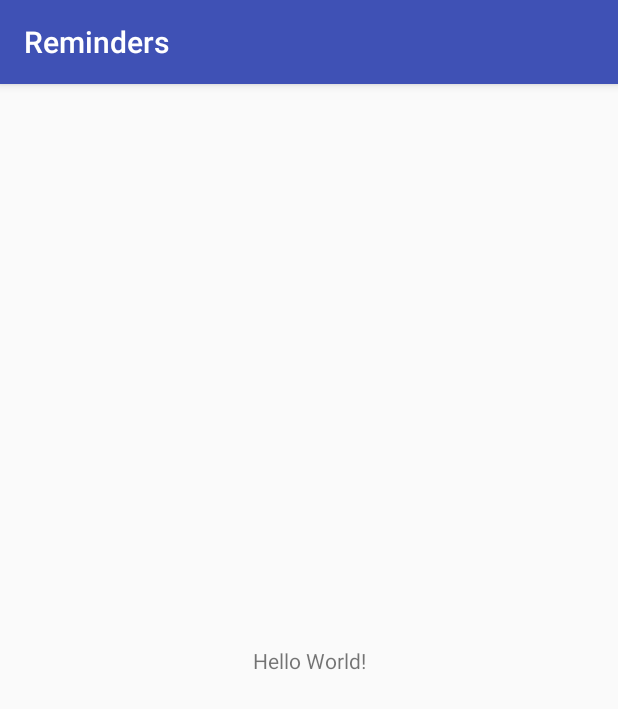
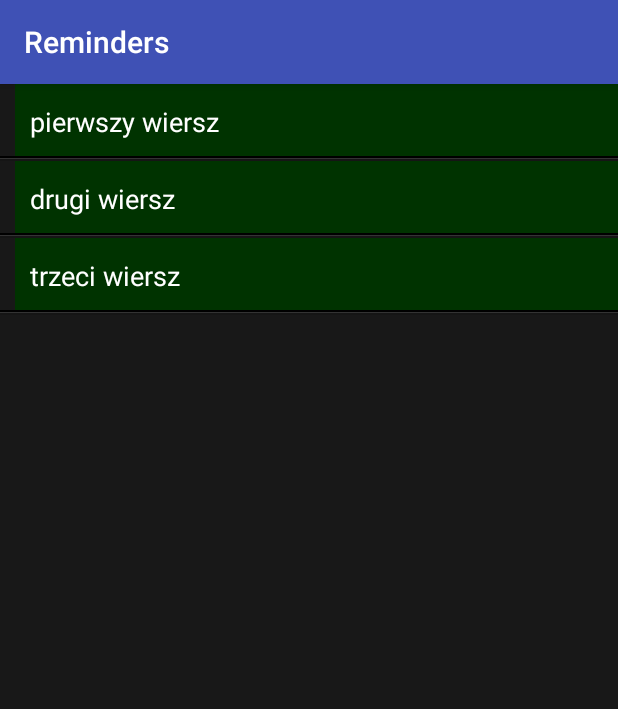
Before and after one commit to MartaPiatek/Reminders, an Android app: the screen it shows after launch (RemindersActivity), on a phone screen of 412 x 824 dp. Shown: the top 709 px of the screen. Run offline under Robolectric (Android 15) with nearby library versions, the phone set to English and light mode, and no system bars.

Commit message:
Dodanie ListView z własnymi kolorami + dodanie .travis.yml

```diff
--- a/app/build.gradle
+++ b/app/build.gradle
@@ -25,6 +25,5 @@ dependencies {
         exclude group: 'com.android.support', module: 'support-annotations'
     })
     compile 'com.android.support:appcompat-v7:26.+'
-    compile 'com.android.support.constraint:constraint-layout:1.0.2'
     testCompile 'junit:junit:4.12'
 }
--- a/app/src/main/java/pl/martapiatek/reminders/RemindersActivity.java
+++ b/app/src/main/java/pl/martapiatek/reminders/RemindersActivity.java
@@ -2,12 +2,31 @@ package pl.martapiatek.reminders;
 
 import android.support.v7.app.AppCompatActivity;
 import android.os.Bundle;
+import android.widget.ArrayAdapter;
+import android.widget.ListView;
 
 public class RemindersActivity extends AppCompatActivity {
+
+    private ListView mListView;
 
     @Override
     protected void onCreate(Bundle savedInstanceState) {
         super.onCreate(savedInstanceState);
         setContentView(R.layout.activity_reminders);
+        mListView = (ListView) findViewById(R.id.reminders_list_view);
+        // Obiekt arratAdapter jest w tym systemie MVC kontrolerem
+
+        ArrayAdapter<String> arrayAdapter = new ArrayAdapter<String>(
+                //kontekst
+                this,
+                //układ graficzny (widok)
+                R.layout.reminders_row,
+                //wiersz (widok)
+                R.id.row_text,
+                //dane (model) z testowymi danymi przekazywanymi do listView
+                new String[]{"pierwszy wiersz", "drugi wiersz", "trzeci wiersz"}
+        );
+        mListView.setAdapter(arrayAdapter);
+
     }
 }
--- a/app/src/main/res/layout/activity_reminders.xml
+++ b/app/src/main/res/layout/activity_reminders.xml
@@ -1,19 +1,18 @@
-<?xml version="1.0" encoding="utf-8"?>
-<android.support.constraint.ConstraintLayout
-    xmlns:android="http://schemas.android.com/apk/res/android"
-    xmlns:app="http://schemas.android.com/apk/res-auto"
-    xmlns:tools="http://schemas.android.com/tools"
-    android:layout_width="match_parent"
-    android:layout_height="match_parent"
-    tools:context="pl.martapiatek.reminders.RemindersActivity">
+<RelativeLayout xmlns:android="http://schemas.android.com/apk/res/android"
+                xmlns:tools="http://schemas.android.com/tools"
+                android:layout_width="match_parent"
+                android:layout_height="match_parent"
+                android:background="@color/dark_grey"
+                tools:context=".RemindersActivity">
 
-    <TextView
-        android:layout_width="wrap_content"
-        android:layout_height="wrap_content"
-        android:text="Hello World!"
-        app:layout_constraintBottom_toBottomOf="parent"
-        app:layout_constraintLeft_toLeftOf="parent"
-        app:layout_constraintRight_toRightOf="parent"
-        app:layout_constraintTop_toTopOf="parent"/>
-
-</android.support.constraint.ConstraintLayout>
+    <ListView
+        android:layout_width="match_parent"
+        android:layout_height="match_parent"
+        android:id="@+id/reminders_list_view"
+        android:layout_alignParentTop="true"
+        android:layout_alignParentLeft="true"
+        android:layout_alignParentStart="true"
+        android:layout_alignParentEnd="false"
+        tools:listitem="@layout/reminders_row"
+        />
+</RelativeLayout>
--- /dev/null
+++ b/app/src/main/res/layout/reminders_row.xml
@@ -0,0 +1,49 @@
+<?xml version="1.0" encoding="utf-8"?>
+<LinearLayout xmlns:android="http://schemas.android.com/apk/res/android"
+              android:layout_width="match_parent"
+              android:layout_height="50dp"
+              android:background="@color/dark_grey"
+              android:orientation="vertical">
+
+    <LinearLayout
+        android:layout_width="match_parent"
+        android:layout_height="48dp"
+        android:orientation="horizontal">
+
+        <View
+            android:id="@+id/row_tab"
+            class="android.view.View"
+            android:layout_width="10dp"
+            android:layout_height="match_parent"/>
+
+        <TextView
+            android:id="@+id/row_text"
+            android:layout_width="match_parent"
+            android:layout_height="50dp"
+            android:layout_weight="1"
+            android:background="@color/green"
+            android:text="Treść przpomnienia"
+            android:textColor="@color/white"
+            android:textSize="18sp"
+            android:gravity="center_vertical"
+            android:padding="10dp"
+            android:ellipsize="end"
+            android:maxLines="1"
+            />
+    </LinearLayout>
+
+    <View
+
+        class="android.view.View"
+        android:layout_width="fill_parent"
+        android:layout_height="1dp"
+        android:background="#000"/>
+
+    <View
+
+        class="android.view.View"
+        android:layout_width="fill_parent"
+        android:layout_height="1dp"
+        android:background="#333"/>
+
+</LinearLayout>
--- a/app/src/main/res/values/colors.xml
+++ b/app/src/main/res/values/colors.xml
@@ -3,4 +3,7 @@
     <color name="colorPrimary">#3F51B5</color>
     <color name="colorPrimaryDark">#303F9F</color>
     <color name="colorAccent">#FF4081</color>
+    <color name="dark_grey">#181818</color>
+    <color name="white">#ffffff</color>
+    <color name="green">#003300</color>
 </resources>
```
Also changed, not shown: 1 other file.
